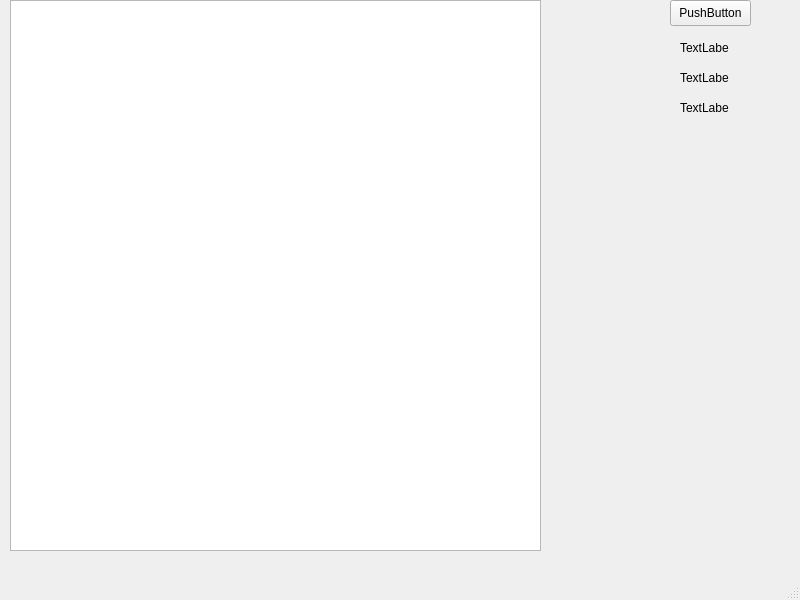
MSerhatMutlu/SimulationPlatform, file MainWindow.ui: the form before one commit.
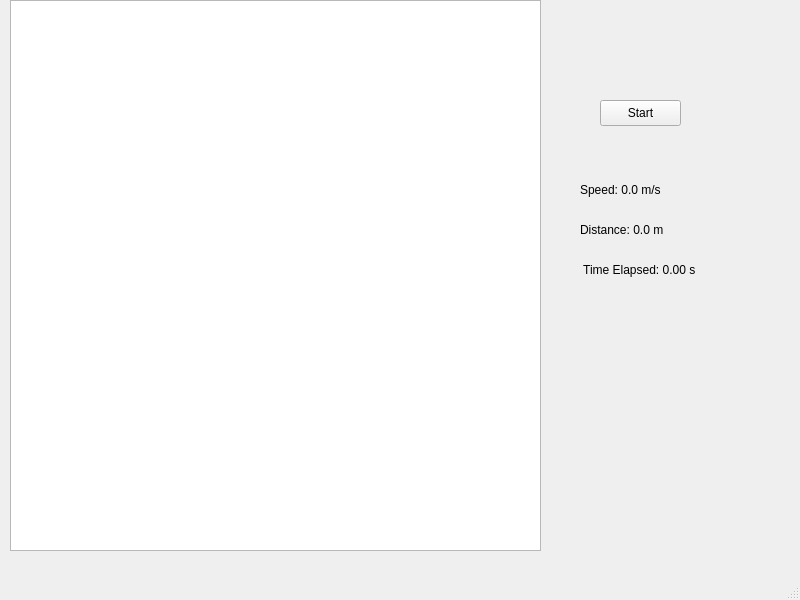
The form after the commit.

```diff
--- a/MainWindow.ui
+++ b/MainWindow.ui
@@ -17,53 +17,53 @@
    <widget class="QPushButton" name="btnStart">
     <property name="geometry">
      <rect>
-      <x>670</x>
-      <y>0</y>
+      <x>600</x>
+      <y>100</y>
       <width>81</width>
       <height>26</height>
      </rect>
     </property>
     <property name="text">
-     <string>PushButton</string>
+     <string>Start</string>
     </property>
    </widget>
    <widget class="QLabel" name="lblSpeed">
     <property name="geometry">
      <rect>
-      <x>680</x>
-      <y>40</y>
-      <width>49</width>
-      <height>16</height>
+      <x>580</x>
+      <y>180</y>
+      <width>121</width>
+      <height>20</height>
      </rect>
     </property>
     <property name="text">
-     <string>TextLabel</string>
+     <string>Speed: 0.0 m/s</string>
     </property>
    </widget>
    <widget class="QLabel" name="lblDistance">
     <property name="geometry">
      <rect>
-      <x>680</x>
-      <y>70</y>
-      <width>49</width>
-      <height>16</height>
+      <x>580</x>
+      <y>220</y>
+      <width>131</width>
+      <height>20</height>
      </rect>
     </property>
     <property name="text">
-     <string>TextLabel</string>
+     <string>Distance: 0.0 m</string>
     </property>
    </widget>
    <widget class="QLabel" name="lblTime">
     <property name="geometry">
      <rect>
-      <x>680</x>
-      <y>100</y>
-      <width>49</width>
-      <height>16</height>
+      <x>580</x>
+      <y>260</y>
+      <width>141</width>
+      <height>20</height>
      </rect>
     </property>
     <property name="text">
-     <string>TextLabel</string>
+     <string> Time Elapsed: 0.00 s</string>
     </property>
    </widget>
    <widget class="QGraphicsView" name="plotWidget">
```
